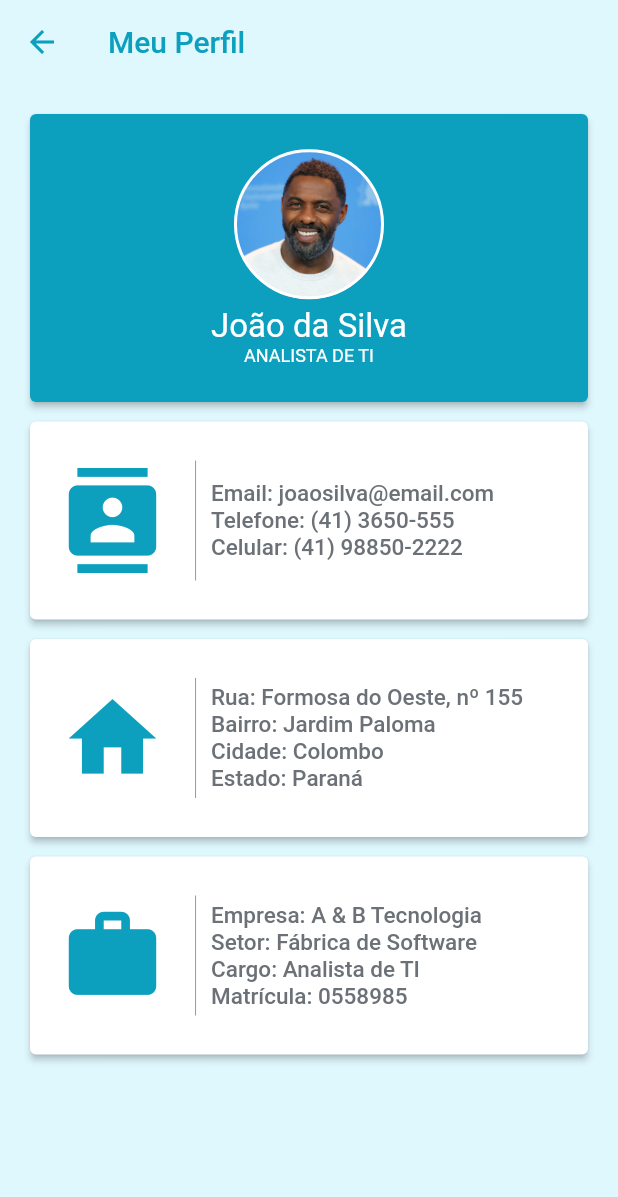
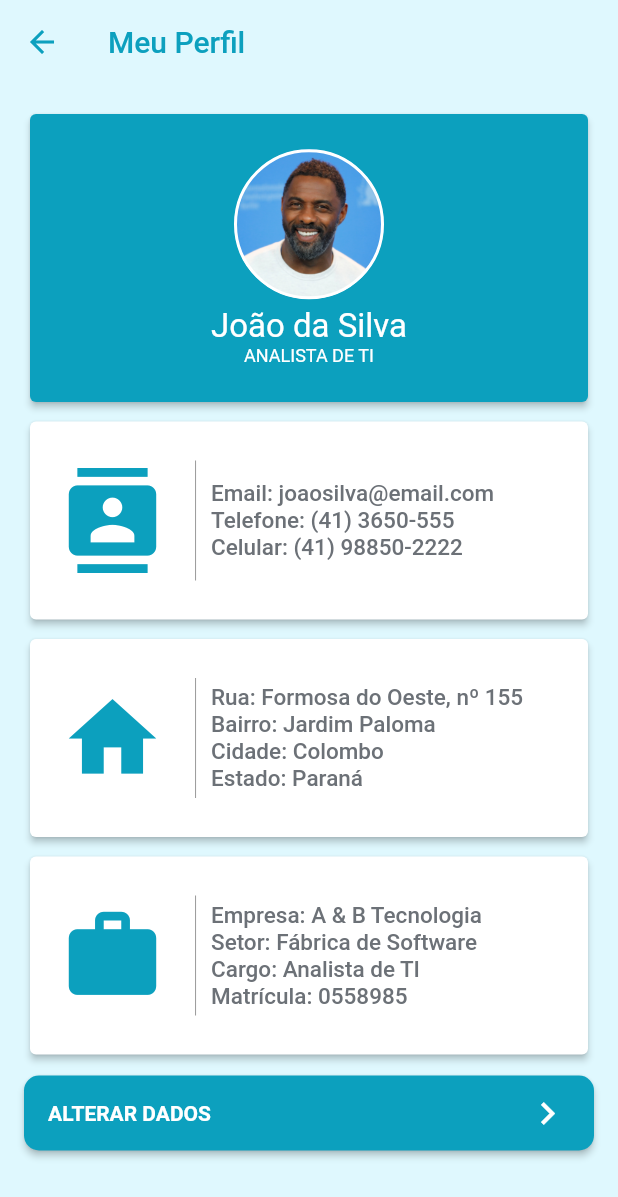
Before and after one commit to guischpor/app_rh, a Flutter app: the MeuPerfilScreen screen opened directly, on a phone screen of 412 x 824 dp. Shown: the top 1197 px of the screen. Run offline on Flutter 3.47's test engine with Material 2 defaults, Android fonts, the phone set to English and light mode, and no system bars; missing offline and left inert: dart:ffi.

Commit message:
build button icon profile

```diff
--- a/lib/screens/meu_perfil_screen.dart
+++ b/lib/screens/meu_perfil_screen.dart
@@ -1,4 +1,5 @@
 import 'package:app_rh/styles/styles.dart';
+import 'package:app_rh/widgets/build_button_icon.dart';
 import 'package:app_rh/widgets/build_card_profile.dart';
 import 'package:flutter/material.dart';
 
@@ -42,6 +43,23 @@ class _MeuPerfilScreenState extends State<MeuPerfilScreen> {
               cargo: "Analista de TI",
               matricula: "0558985",
             ),
+            SizedBox(
+              height: 10,
+            ),
+            Container(
+              height: 50,
+              child: BuildButtonIcon(
+                colorButton: styles.colorButtons,
+                title: "ALTERAR DADOS",
+                iconRight: Icons.keyboard_arrow_right,
+                iconColor: Colors.white,
+                iconSize: 30,
+                onPressed: () => {},
+              ),
+            ),
+            SizedBox(
+              height: 10,
+            ),
           ],
         ),
       ),
--- /dev/null
+++ b/lib/widgets/build_button_icon.dart
@@ -0,0 +1,54 @@
+import 'dart:ffi';
+
+import 'package:app_rh/styles/styles.dart';
+import 'package:flutter/material.dart';
+
+class BuildButtonIcon extends StatelessWidget {
+  final double iconSize;
+  final IconData iconRight;
+  final Color iconColor;
+  final Color colorButton;
+  final String title;
+  final Function onPressed;
+
+  BuildButtonIcon({
+    this.colorButton,
+    this.iconSize,
+    this.iconRight,
+    this.iconColor,
+    this.onPressed,
+    this.title,
+  });
+
+  final styles = Styles();
+
+  @override
+  Widget build(BuildContext context) {
+    return RaisedButton(
+      color: colorButton,
+      onPressed: onPressed,
+      child: Row(
+        mainAxisAlignment: MainAxisAlignment.spaceBetween,
+        children: <Widget>[
+          Text(
+            title,
+            style: TextStyle(
+              color: Colors.white,
+              fontWeight: FontWeight.w700,
+            ),
+            textAlign: TextAlign.start,
+          ),
+          Icon(
+            iconRight,
+            color: iconColor,
+            size: iconSize,
+          ),
+        ],
+      ),
+      shape: RoundedRectangleBorder(
+          borderRadius: BorderRadius.circular(
+        10,
+      )),
+    );
+  }
+}
```
Also changed, not shown: 1 other file.
